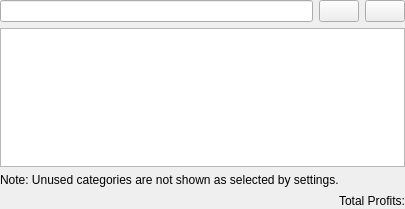
KDE/kmymoney, file kmymoney/views/kcategoriesviewdecl.ui: the form before one commit.
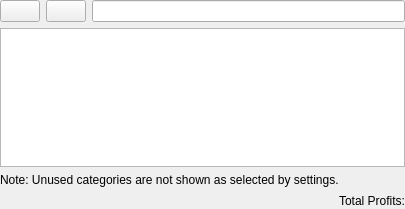
The form after the commit. Custom widgets are drawn as their Qt base class.

Commit message:
Move collapse/expand buttons to the left to have faster access
BUG:416281
FIXED-IN:4.8.5

```diff
--- a/kmymoney/views/kcategoriesviewdecl.ui
+++ b/kmymoney/views/kcategoriesviewdecl.ui
@@ -16,13 +16,6 @@
    </property>
    <item>
     <layout class="QHBoxLayout">
-     <item>
-      <widget class="KLineEdit" name="m_searchWidget">
-        <property name="showClearButton" stdset="0">
-        <bool>true</bool>
-        </property>
-      </widget>
-     </item>
      <item>
       <widget class="KPushButton" name="m_collapseButton">
        <property name="toolTip">
@@ -43,6 +36,13 @@
        </property>
       </widget>
      </item>
+     <item>
+      <widget class="KLineEdit" name="m_searchWidget">
+       <property name="showClearButton" stdset="0">
+        <bool>true</bool>
+       </property>
+      </widget>
+     </item>
     </layout>
    </item>
    <item>
```
The commit also changes 2 other files.
